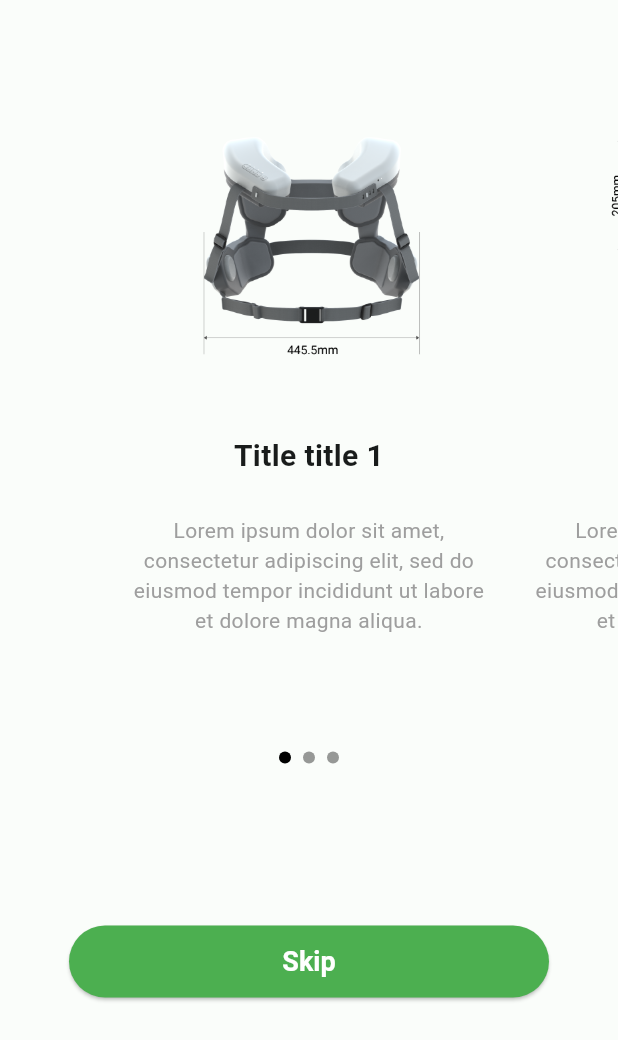
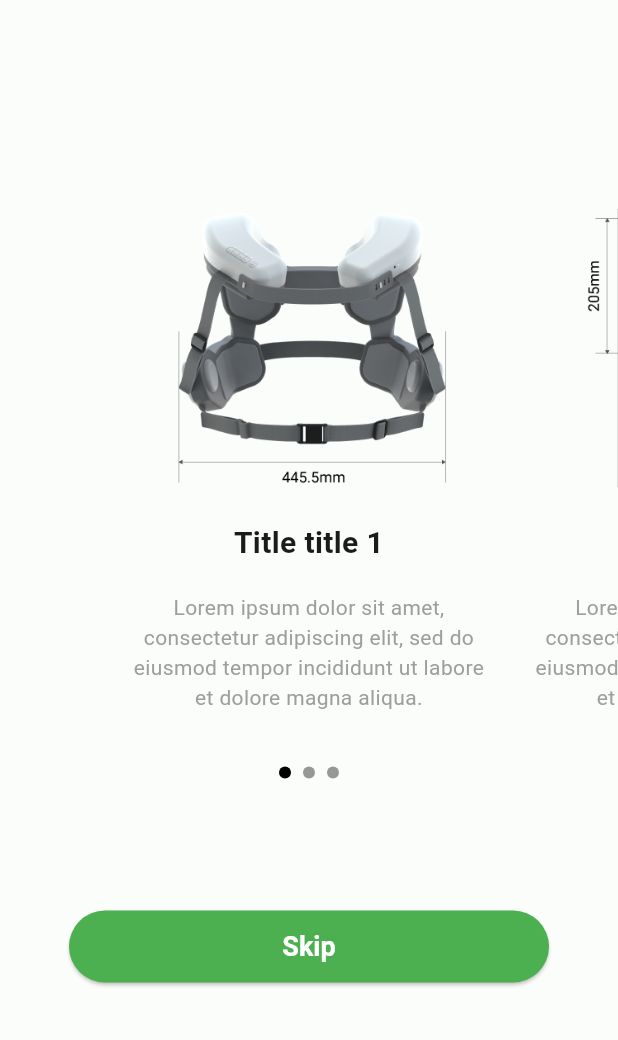
Before and after one commit to kwakdeung/lymphowear_remote_app_logging_responsive, a Flutter app: the screen it shows after launch, on a phone screen of 412 x 824 dp. Shown: the top 1040 px of the screen. Run offline on Flutter 3.47's test engine with Material 2 defaults, Android fonts, the phone set to English and light mode, and no system bars.

Commit message:
정리하기

```diff
--- a/lib/models/onboarding_model.dart
+++ b/lib/models/onboarding_model.dart
@@ -17,7 +17,7 @@ final List<Onboarding> onboardingData = [
       description:
           "Lorem ipsum dolor sit amet, consectetur adipiscing elit, sed do eiusmod tempor incididunt ut labore et dolore magna aliqua."),
   Onboarding(
-      image: "assets/images/LymphoWearUse.png",
+      image: "assets/images/LymphoWearLeft.png",
       title: "Title title 3",
       description:
           "Lorem ipsum dolor sit amet, consectetur adipiscing elit, sed do eiusmod tempor incididunt ut labore et dolore magna aliqua."),
--- a/lib/pages/contents/onboarding_contents.dart
+++ b/lib/pages/contents/onboarding_contents.dart
@@ -16,26 +16,22 @@ class OnboardingContents extends StatefulWidget {
 class _OnboardingContentsState extends State<OnboardingContents> {
   @override
   Widget build(BuildContext context) {
-    var pageSize = MediaQuery.of(context).size;
     return Container(
       margin: const EdgeInsets.all(0.0),
       padding: const EdgeInsets.all(0.0),
       width: double.infinity,
-      height: pageSize.height,
       child: Column(
+        mainAxisAlignment: MainAxisAlignment.center,
         children: [
           Container(
-            margin: const EdgeInsets.all(0.0),
+            margin: const EdgeInsets.fromLTRB(10, 40, 10, 18),
             padding: const EdgeInsets.all(0.0),
-            width: 200,
-            height: 200,
             child: Image.asset(
               widget.image,
             ),
           ),
-          SizedBox(height: pageSize.height * 0.03),
           Container(
-            margin: const EdgeInsets.all(0.0),
+            margin: const EdgeInsets.fromLTRB(10, 0, 10, 8),
             padding: const EdgeInsets.all(0.0),
             child: Text(
               widget.title,
@@ -46,16 +42,12 @@ class _OnboardingContentsState extends State<OnboardingContents> {
               ),
             ),
           ),
-          SizedBox(height: pageSize.height * 0.03),
-          Expanded(
-            child: SizedBox(
-              width: pageSize.width * 0.6,
-              height: double.infinity,
-              child: Text(
-                widget.description,
-                textAlign: TextAlign.center,
-                style: const TextStyle(color: Colors.grey),
-              ),
+          Container(
+            margin: const EdgeInsets.fromLTRB(10, 10, 10, 10),
+            child: Text(
+              widget.description,
+              textAlign: TextAlign.center,
+              style: const TextStyle(color: Colors.grey),
             ),
           ),
         ],
--- a/lib/pages/onboarding_page.dart
+++ b/lib/pages/onboarding_page.dart
@@ -19,13 +19,11 @@ class _OnboardingPageState extends State<OnboardingPage> {
 
   @override
   void initState() {
-    // 위젯 생성 시
     super.initState();
   }
 
   @override
   void dispose() {
-    // 위젯 종료 시
     pageController.dispose();
     super.dispose();
   }
@@ -38,8 +36,7 @@ class _OnboardingPageState extends State<OnboardingPage> {
             0.65); // viewportFraction - PageView 이전, 다음 페이지 약간 보이게 하는 효과
 
     return Scaffold(
-        resizeToAvoidBottomInset:
-            false, // A RenderFlex overflowed by xx pixels on the bottom 해결
+        resizeToAvoidBottomInset: false,
         body: Center(
           child: Column(
             mainAxisAlignment: MainAxisAlignment.center,
@@ -47,8 +44,8 @@ class _OnboardingPageState extends State<OnboardingPage> {
               Container(
                 margin: const EdgeInsets.fromLTRB(0, 10, 0, 0),
                 padding: const EdgeInsets.all(0.0),
-                width: double.infinity, // 크기를 지정하지 않으면 부모의 크기
-                height: 432, // Log - media 크기 맞추기
+                width: double.infinity,
+                height: 432, // Log - 반응형으로 맞추기
                 alignment: Alignment.center,
                 decoration: const BoxDecoration(
                   shape: BoxShape.rectangle,
@@ -80,8 +77,7 @@ class _OnboardingPageState extends State<OnboardingPage> {
                         ))),
               ),
               Container(
-                // Log
-                margin: bottombuttonmargin,
+                margin: const EdgeInsets.fromLTRB(20, 60, 20, 80),
                 padding: bottombuttonpadding,
                 alignment: Alignment.center,
                 decoration: const BoxDecoration(
@@ -98,7 +94,6 @@ class _OnboardingPageState extends State<OnboardingPage> {
                   ),
                   onPressed: () {
                     Navigator.pushReplacement(
-                      // onboarding의 Button이 Skip이기 때문에 back이 안되게 하고 종료 시키기 위해 Navigator.pushReplacement()를 사용
                       context,
                       PageRouteBuilder(
                         pageBuilder: (context, animation1, animation2) =>
@@ -106,7 +101,7 @@ class _OnboardingPageState extends State<OnboardingPage> {
                       ),
                     );
                   },
-                  child: const Text('Skip'), // 함수 호출
+                  child: const Text('Skip'),
                 ),
               ),
             ],
--- a/lib/pages/pairing/pairing_loading.dart
+++ b/lib/pages/pairing/pairing_loading.dart
@@ -71,7 +71,6 @@ class _PairingLoadingState extends State<PairingLoading> {
                   child: Text(
                 'Searching for device...',
                 style: TextStyle(
-                  fontSize: 16,
                   color: Colors.black,
                 ),
               )),
@@ -79,21 +78,20 @@ class _PairingLoadingState extends State<PairingLoading> {
             Container(
               margin: const EdgeInsets.fromLTRB(20, 276, 20, 80),
               padding: const EdgeInsets.fromLTRB(12, 24, 12, 24),
-              alignment: Alignment.center,
               decoration: const BoxDecoration(
                 shape: BoxShape.rectangle,
                 color: Colors.white,
               ),
               child: ElevatedButton(
                 style: ElevatedButton.styleFrom(
-                  fixedSize: const Size(320, 48), // 왼쪽 width 미디어 쿼리 적용하기
+                  fixedSize: const Size(320, 48),
                   primary: Colors.grey[200],
                   onPrimary: Colors.grey,
                   textStyle: const TextStyle(
                       fontSize: 16, fontWeight: FontWeight.bold),
                 ),
                 onPressed: () {
-                  Navigator.pop(context); // Stop -> 이전 페이지
+                  Navigator.pop(context);
                 },
                 child: const Text('Stop'),
               ),
--- a/lib/widgets/home/home_bluetooth.dart
+++ b/lib/widgets/home/home_bluetooth.dart
@@ -1,4 +1,5 @@
 import 'package:flutter/material.dart';
+
 import 'package:lymphowear_remote_app_logging_responsive/pages/home_none.dart';
 import 'package:lymphowear_remote_app_logging_responsive/ui/responsive/responsive_builder.dart';
 import 'package:lymphowear_remote_app_logging_responsive/widgets/home/home_default.dart';
@@ -55,18 +56,17 @@ class _HomeBluetoothState extends State<HomeBluetooth> {
                 mainAxisAlignment: MainAxisAlignment.start,
                 children: [
                   Container(
-                    margin: const EdgeInsets.fromLTRB(164, 80, 164, 8),
+                    margin: const EdgeInsets.fromLTRB(164, 78, 164, 8),
                     child: const Icon(
                       Icons.bluetooth_disabled,
                       color: Colors.grey,
-                      size: 30,
                     ),
                   ),
                   Container(
                     margin: const EdgeInsets.fromLTRB(121, 0, 120, 24),
                     child: const Text(
                       'Not connected',
-                      style: TextStyle(fontSize: 16, color: Colors.grey),
+                      style: TextStyle(color: Colors.grey),
                     ),
                   ),
                   Container(
```
Also changed, not shown: lib/pages/home_none.dart (+2 -5 lines), lib/pages/pairing/pairing_complete.dart (+4 -16 lines), lib/pages/pairing/pairing_connect.dart (+3 -19 lines), lib/pages/pairing_page.dart (+0 -11 lines), lib/widgets/home/test.dart (deleted, +0 -209 lines).
